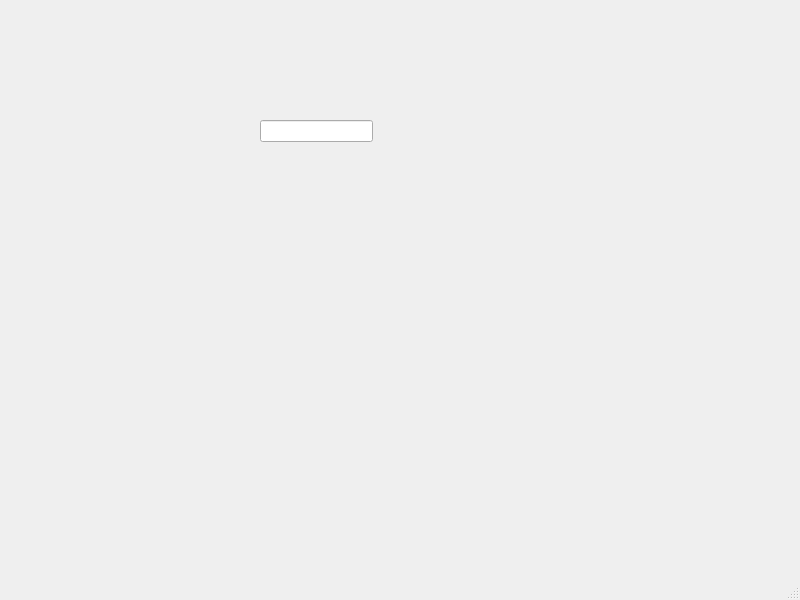
Before: the Qt Designer form mqt/MqtPcCwKeyer/pccwkeyermainwindow.ui in Rsclub22/Minos2-Mirror, drawn with Qt 5.
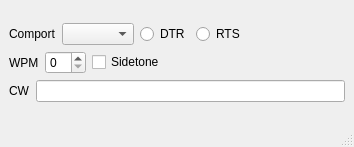
After: the same form once the commit is applied.

Commit message: add gui elements to pcCwKeyer

What changed in the file:
```diff
--- a/mqt/MqtPcCwKeyer/pccwkeyermainwindow.ui
+++ b/mqt/MqtPcCwKeyer/pccwkeyermainwindow.ui
@@ -6,24 +6,109 @@
    <rect>
     <x>0</x>
     <y>0</y>
-    <width>800</width>
-    <height>600</height>
+    <width>354</width>
+    <height>147</height>
    </rect>
   </property>
   <property name="windowTitle">
    <string>pcCwKeyerMainWindow</string>
   </property>
   <widget class="QWidget" name="centralwidget">
-   <widget class="QLineEdit" name="cwTextInputLineEdit">
-    <property name="geometry">
-     <rect>
-      <x>260</x>
-      <y>120</y>
-      <width>113</width>
-      <height>22</height>
-     </rect>
-    </property>
-   </widget>
+   <layout class="QVBoxLayout" name="verticalLayout_2">
+    <item>
+     <layout class="QVBoxLayout" name="verticalLayout">
+      <item>
+       <layout class="QHBoxLayout" name="horizontalLayout_2">
+        <item>
+         <widget class="QLabel" name="label_3">
+          <property name="text">
+           <string>Comport</string>
+          </property>
+         </widget>
+        </item>
+        <item>
+         <widget class="QComboBox" name="comportSel"/>
+        </item>
+        <item>
+         <widget class="QRadioButton" name="dtrRb">
+          <property name="text">
+           <string>DTR</string>
+          </property>
+         </widget>
+        </item>
+        <item>
+         <widget class="QRadioButton" name="rtsRb">
+          <property name="text">
+           <string>RTS</string>
+          </property>
+         </widget>
+        </item>
+        <item>
+         <spacer name="horizontalSpacer">
+          <property name="orientation">
+           <enum>Qt::Horizontal</enum>
+          </property>
+          <property name="sizeHint" stdset="0">
+           <size>
+            <width>40</width>
+            <height>20</height>
+           </size>
+          </property>
+         </spacer>
+        </item>
+       </layout>
+      </item>
+      <item>
+       <layout class="QHBoxLayout" name="horizontalLayout_3">
+        <item>
+         <widget class="QLabel" name="label_2">
+          <property name="text">
+           <string>WPM</string>
+          </property>
+         </widget>
+        </item>
+        <item>
+         <widget class="QSpinBox" name="wpmSpinBox"/>
+        </item>
+        <item>
+         <widget class="QCheckBox" name="sidetoneChkBox">
+          <property name="text">
+           <string>Sidetone</string>
+          </property>
+         </widget>
+        </item>
+        <item>
+         <spacer name="horizontalSpacer_2">
+          <property name="orientation">
+           <enum>Qt::Horizontal</enum>
+          </property>
+          <property name="sizeHint" stdset="0">
+           <size>
+            <width>40</width>
+            <height>20</height>
+           </size>
+          </property>
+         </spacer>
+        </item>
+       </layout>
+      </item>
+      <item>
+       <layout class="QHBoxLayout" name="horizontalLayout">
+        <item>
+         <widget class="QLabel" name="label">
+          <property name="text">
+           <string>CW</string>
+          </property>
+         </widget>
+        </item>
+        <item>
+         <widget class="QLineEdit" name="cwTextInputLineEdit"/>
+        </item>
+       </layout>
+      </item>
+     </layout>
+    </item>
+   </layout>
   </widget>
   <widget class="QMenuBar" name="menubar">
    <property name="geometry">
```
Left out of the diff: 2 changed lines with no effect on the pictures. The commit also changes 4 other files.
